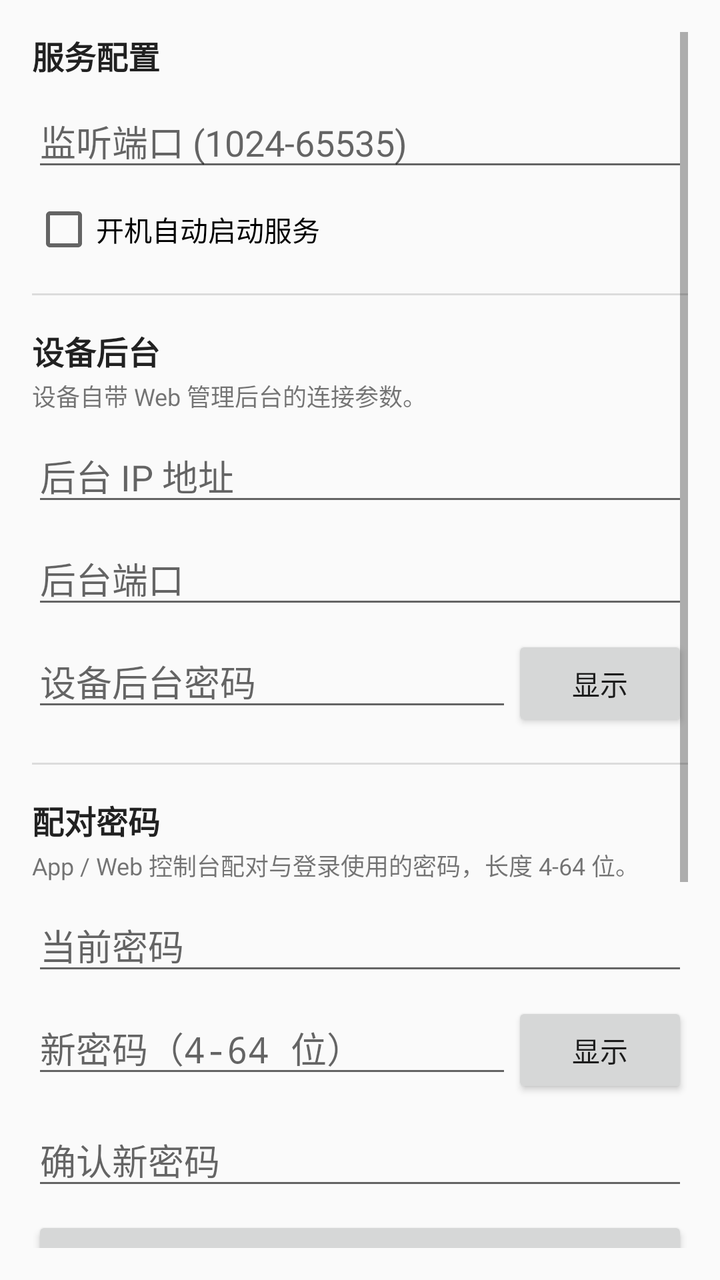
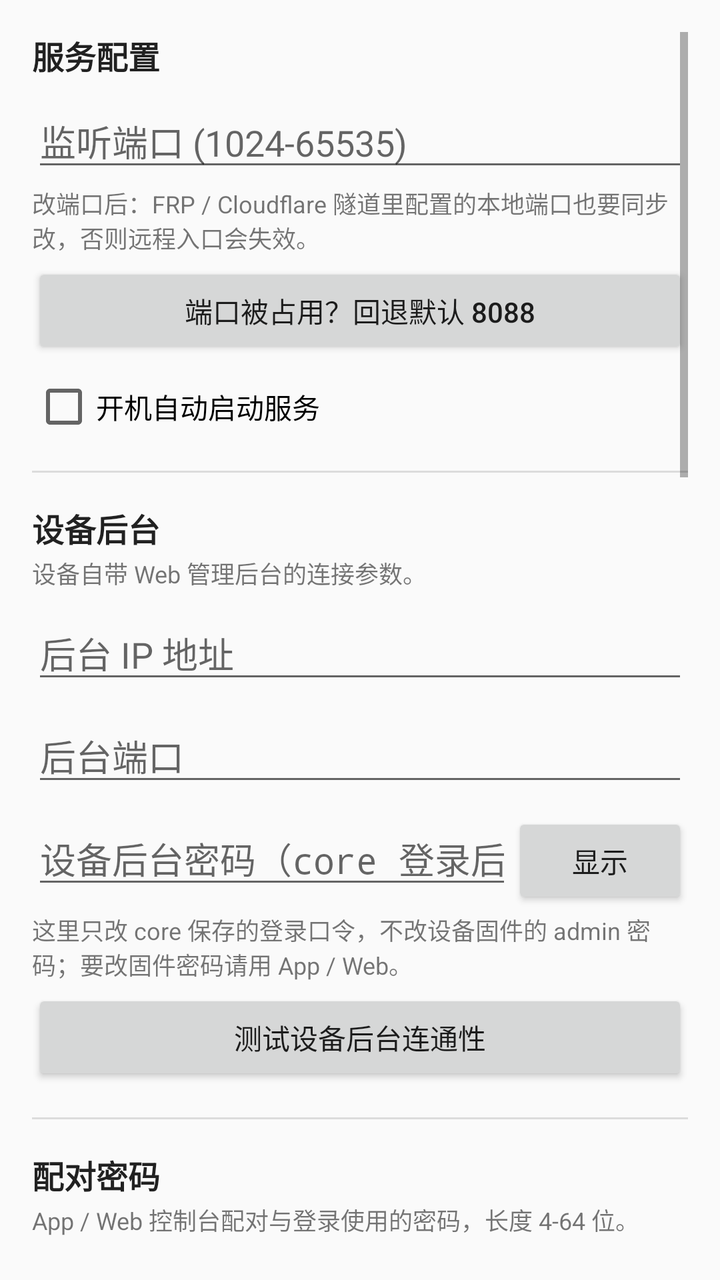

An Android layout rendered at two revisions. The XML below is the earlier revision; the diff shows what the commit changed to produce the second picture.
<!-- AndroidManifest.xml: activity theme Theme.UFIAXISCore -->
<!-- res/layout/activity_settings.xml -->
<?xml version="1.0" encoding="utf-8"?>
<ScrollView xmlns:android="http://schemas.android.com/apk/res/android"
    android:layout_width="match_parent"
    android:layout_height="match_parent"
    android:background="?android:attr/colorBackground"
    android:padding="16dp">

    <LinearLayout
        android:layout_width="match_parent"
        android:layout_height="wrap_content"
        android:orientation="vertical">

        
        <TextView
            android:layout_width="wrap_content"
            android:layout_height="wrap_content"
            android:text="服务配置"
            android:textSize="16sp"
            android:textStyle="bold"
            android:textColor="?android:attr/textColorPrimary" />

        <EditText
            android:id="@+id/etPort"
            android:layout_width="match_parent"
            android:layout_height="wrap_content"
            android:layout_marginTop="8dp"
            android:hint="监听端口 (1024-65535)"
            android:singleLine="true"
            android:inputType="number" />

        <CheckBox
            android:id="@+id/cbAutoStart"
            android:layout_width="wrap_content"
            android:layout_height="wrap_content"
            android:layout_marginTop="8dp"
            android:text="开机自动启动服务" />

        <View
            android:layout_width="match_parent"
            android:layout_height="1dp"
            android:layout_marginTop="16dp"
            android:background="?android:attr/dividerVertical" />

        
        <TextView
            android:layout_width="wrap_content"
            android:layout_height="wrap_content"
            android:layout_marginTop="16dp"
            android:text="设备后台"
            android:textSize="16sp"
            android:textStyle="bold"
            android:textColor="?android:attr/textColorPrimary" />

        <TextView
            android:layout_width="match_parent"
            android:layout_height="wrap_content"
            android:layout_marginTop="2dp"
            android:text="设备自带 Web 管理后台的连接参数。"
            android:textSize="12sp"
            android:textColor="?android:attr/textColorTertiary" />

        <EditText
            android:id="@+id/etGoformIp"
            android:layout_width="match_parent"
            android:layout_height="wrap_content"
            android:layout_marginTop="8dp"
            android:hint="后台 IP 地址"
            android:singleLine="true"
            android:inputType="text" />

        <EditText
            android:id="@+id/etGoformPort"
            android:layout_width="match_parent"
            android:layout_height="wrap_content"
            android:layout_marginTop="8dp"
            android:hint="后台端口"
            android:singleLine="true"
            android:inputType="number" />

        <LinearLayout
            android:layout_width="match_parent"
            android:layout_height="wrap_content"
            android:layout_marginTop="8dp"
            android:orientation="horizontal">

            <EditText
                android:id="@+id/etGoformPassword"
                android:layout_width="0dp"
                android:layout_height="wrap_content"
                android:layout_weight="1"
                android:hint="设备后台密码"
                android:singleLine="true"
                android:inputType="textPassword" />

            <Button
                android:id="@+id/btnToggleGoformPwd"
                android:layout_width="wrap_content"
                android:layout_height="wrap_content"
                android:text="显示" />
        </LinearLayout>

        <View
            android:layout_width="match_parent"
            android:layout_height="1dp"
            android:layout_marginTop="16dp"
            android:background="?android:attr/dividerVertical" />

        
        <TextView
            android:layout_width="wrap_content"
            android:layout_height="wrap_content"
            android:layout_marginTop="16dp"
            android:text="配对密码"
            android:textSize="16sp"
            android:textStyle="bold"
            android:textColor="?android:attr/textColorPrimary" />

        <TextView
            android:layout_width="match_parent"
            android:layout_height="wrap_content"
            android:layout_marginTop="2dp"
            android:text="App / Web 控制台配对与登录使用的密码，长度 4-64 位。"
            android:textSize="12sp"
            android:textColor="?android:attr/textColorTertiary" />

        <EditText
            android:id="@+id/etCoreOldPwd"
            android:layout_width="match_parent"
            android:layout_height="wrap_content"
            android:layout_marginTop="8dp"
            android:hint="当前密码"
            android:singleLine="true"
            android:inputType="textPassword" />

        <LinearLayout
            android:layout_width="match_parent"
            android:layout_height="wrap_content"
            android:layout_marginTop="8dp"
            android:orientation="horizontal">

            <EditText
                android:id="@+id/etCoreNewPwd"
                android:layout_width="0dp"
                android:layout_height="wrap_content"
                android:layout_weight="1"
                android:hint="新密码（4-64 位）"
                android:singleLine="true"
                android:inputType="textPassword" />

            <Button
                android:id="@+id/btnToggleCorePwd"
                android:layout_width="wrap_content"
                android:layout_height="wrap_content"
                android:text="显示" />
        </LinearLayout>

        <EditText
            android:id="@+id/etCoreNewPwd2"
            android:layout_width="match_parent"
            android:layout_height="wrap_content"
            android:layout_marginTop="8dp"
            android:hint="确认新密码"
            android:singleLine="true"
            android:inputType="textPassword" />

        <Button
            android:id="@+id/btnChangeCorePwd"
            android:layout_width="match_parent"
            android:layout_height="wrap_content"
            android:layout_marginTop="8dp"
            android:text="修改密码" />

        <TextView
            android:id="@+id/tvCorePwdStatus"
            android:layout_width="match_parent"
            android:layout_height="wrap_content"
            android:layout_marginTop="4dp"
            android:text=""
            android:textSize="13sp"
            android:visibility="gone" />

        <View
            android:layout_width="match_parent"
            android:layout_height="1dp"
            android:layout_marginTop="16dp"
            android:background="?android:attr/dividerVertical" />

        
        <TextView
            android:layout_width="wrap_content"
            android:layout_height="wrap_content"
            android:layout_marginTop="16dp"
            android:text="配对配置"
            android:textSize="16sp"
            android:textStyle="bold"
            android:textColor="?android:attr/textColorPrimary" />

        <CheckBox
            android:id="@+id/cbPairingEnabled"
            android:layout_width="wrap_content"
            android:layout_height="wrap_content"
            android:layout_marginTop="8dp"
            android:text="启用配对数量限制" />

        <LinearLayout
            android:layout_width="match_parent"
            android:layout_height="wrap_content"
            android:layout_marginTop="8dp"
            android:orientation="horizontal"
            android:gravity="center_vertical">

            <TextView
                android:layout_width="wrap_content"
                android:layout_height="wrap_content"
                android:text="最大配对设备数"
                android:textSize="14sp"
                android:textColor="?android:attr/textColorPrimary" />

            <EditText
                android:id="@+id/etPairingMaxDevices"
                android:layout_width="100dp"
                android:layout_height="wrap_content"
                android:layout_marginStart="12dp"
                android:hint="0=无限制"
                android:singleLine="true"
                android:inputType="number"
                android:textSize="14sp" />

            <TextView
                android:layout_width="wrap_content"
                android:layout_height="wrap_content"
                android:layout_marginStart="8dp"
                android:text="(0=无限制)"
                android:textSize="12sp"
                android:textColor="?android:attr/textColorTertiary" />
        </LinearLayout>

        <TextView
            android:id="@+id/tvPairingCurrent"
            android:layout_width="wrap_content"
            android:layout_height="wrap_content"
            android:layout_marginTop="4dp"
            android:text=""
            android:textSize="12sp"
            android:textColor="?android:attr/textColorTertiary" />

        <View
            android:layout_width="match_parent"
            android:layout_height="1dp"
            android:layout_marginTop="16dp"
            android:background="?android:attr/dividerVertical" />

        
        <LinearLayout
            android:layout_width="match_parent"
            android:layout_height="wrap_content"
            android:layout_marginTop="16dp"
            android:orientation="horizontal">

            <Button
                android:id="@+id/btnSave"
                android:layout_width="0dp"
                android:layout_height="wrap_content"
                android:layout_weight="1"
                android:layout_marginEnd="4dp"
                android:text="保存" />

            <Button
                android:id="@+id/btnReset"
                android:layout_width="0dp"
                android:layout_height="wrap_content"
                android:layout_weight="1"
                android:layout_marginStart="4dp"
                android:text="恢复默认" />
        </LinearLayout>

        
        <TextView
            android:id="@+id/tvSaved"
            android:layout_width="wrap_content"
            android:layout_height="wrap_content"
            android:layout_marginTop="12dp"
            android:text="已保存。修改认证或端口配置后需重启服务生效。"
            android:textSize="13sp"
            android:textColor="#1565C0"
            android:visibility="gone" />

        <View
            android:layout_width="match_parent"
            android:layout_height="16dp" />

    </LinearLayout>
</ScrollView>
<!-- resources referenced by this layout -->
<resources>
  <style name="Theme.UFIAXISCore" parent="android:Theme.Material.Light.NoActionBar" />
</resources>

<!-- the commit's change to res/layout/activity_settings.xml (unified diff, before → after) -->
@@ -28,6 +28,32 @@
             android:singleLine="true"
             android:inputType="number" />
 
+        
+        <TextView
+            android:layout_width="match_parent"
+            android:layout_height="wrap_content"
+            android:layout_marginTop="2dp"
+            android:text="改端口后：FRP / Cloudflare 隧道里配置的本地端口也要同步改，否则远程入口会失效。"
+            android:textSize="12sp"
+            android:textColor="?android:attr/textColorTertiary" />
+
+        <Button
+            android:id="@+id/btnPortFallback"
+            android:layout_width="match_parent"
+            android:layout_height="wrap_content"
+            android:layout_marginTop="4dp"
+            android:text="端口被占用？回退默认 8088" />
+
+        <TextView
+            android:id="@+id/tvPortHint"
+            android:layout_width="match_parent"
+            android:layout_height="wrap_content"
+            android:layout_marginTop="2dp"
+            android:text=""
+            android:textSize="12sp"
+            android:textColor="?android:attr/textColorTertiary"
+            android:visibility="gone" />
+
         <CheckBox
             android:id="@+id/cbAutoStart"
             android:layout_width="wrap_content"
@@ -88,7 +114,7 @@
                 android:layout_width="0dp"
                 android:layout_height="wrap_content"
                 android:layout_weight="1"
-                android:hint="设备后台密码"
+                android:hint="设备后台密码（core 登录后台用）"
                 android:singleLine="true"
                 android:inputType="textPassword" />
 
@@ -98,6 +124,32 @@
                 android:layout_height="wrap_content"
                 android:text="显示" />
         </LinearLayout>
+
+        
+        <TextView
+            android:layout_width="match_parent"
+            android:layout_height="wrap_content"
+            android:layout_marginTop="2dp"
+            android:text="这里只改 core 保存的登录口令，不改设备固件的 admin 密码；要改固件密码请用 App / Web。"
+            android:textSize="12sp"
+            android:textColor="?android:attr/textColorTertiary" />
+
+        
+        <Button
+            android:id="@+id/btnTestGoform"
+            android:layout_width="match_parent"
+            android:layout_height="wrap_content"
+            android:layout_marginTop="4dp"
+            android:text="测试设备后台连通性" />
+
+        <TextView
+            android:id="@+id/tvGoformTest"
+            android:layout_width="match_parent"
+            android:layout_height="wrap_content"
+            android:text=""
+            android:textSize="12sp"
+            android:textColor="?android:attr/textColorTertiary"
+            android:visibility="gone" />
 
         <View
             android:layout_width="match_parent"
@@ -169,6 +221,14 @@
             android:layout_height="wrap_content"
             android:layout_marginTop="8dp"
             android:text="修改密码" />
+
+        
+        <CheckBox
+            android:id="@+id/cbRevokeOnPwdChange"
+            android:layout_width="wrap_content"
+            android:layout_height="wrap_content"
+            android:layout_marginTop="4dp"
+            android:text="改密后同时踢出所有已配对设备" />
 
         <TextView
             android:id="@+id/tvCorePwdStatus"
@@ -251,6 +311,126 @@
             android:background="?android:attr/dividerVertical" />
 
         
+        <TextView
+            android:layout_width="wrap_content"
+            android:layout_height="wrap_content"
+            android:layout_marginTop="16dp"
+            android:text="安全与恢复"
+            android:textSize="16sp"
+            android:textStyle="bold"
+            android:textColor="?android:attr/textColorPrimary" />
+
+        <TextView
+            android:layout_width="match_parent"
+            android:layout_height="wrap_content"
+            android:layout_marginTop="2dp"
+            android:text="仅本机可用。用于远程把设备改到连不上时自救，操作会写入事件中心。"
+            android:textSize="12sp"
+            android:textColor="?android:attr/textColorTertiary" />
+
+        <CheckBox
+            android:id="@+id/cbApprovalRequired"
+            android:layout_width="wrap_content"
+            android:layout_height="wrap_content"
+            android:layout_marginTop="8dp"
+            android:text="新设备需在 App 上批准" />
+
+        <TextView
+            android:layout_width="match_parent"
+            android:layout_height="wrap_content"
+            android:text="关掉后：新设备凭配对密码即可配对；已配对设备不受影响。"
+            android:textSize="12sp"
+            android:textColor="?android:attr/textColorTertiary" />
+
+        <Button
+            android:id="@+id/btnResetPassword"
+            android:layout_width="match_parent"
+            android:layout_height="wrap_content"
+            android:layout_marginTop="12dp"
+            android:text="重置配对密码（无需旧密码）" />
+
+        <TextView
+            android:layout_width="match_parent"
+            android:layout_height="wrap_content"
+            android:text="忘记密码时用。已配对设备不会被踢下线（需要踢出请用「解除全部配对」）。"
+            android:textSize="12sp"
+            android:textColor="?android:attr/textColorTertiary" />
+
+        <Button
+            android:id="@+id/btnUnpairAll"
+            android:layout_width="match_parent"
+            android:layout_height="wrap_content"
+            android:layout_marginTop="12dp"
+            android:text="解除全部配对" />
+
+        <TextView
+            android:layout_width="match_parent"
+            android:layout_height="wrap_content"
+            android:text="所有 App / Web 需要重新配对；不会清空黑名单，也不会改密码。"
+            android:textSize="12sp"
+            android:textColor="?android:attr/textColorTertiary" />
+
+        <Button
+            android:id="@+id/btnClearBlacklist"
+            android:layout_width="match_parent"
+            android:layout_height="wrap_content"
+            android:layout_marginTop="12dp"
+            android:text="清空配对黑名单" />
+
+        <TextView
+            android:id="@+id/tvBlacklistCount"
+            android:layout_width="match_parent"
+            android:layout_height="wrap_content"
+            android:text="当前黑名单：0 条"
+            android:textSize="12sp"
+            android:textColor="?android:attr/textColorTertiary" />
+
+        <Button
+            android:id="@+id/btnRollbackWeb"
+            android:layout_width="match_parent"
+            android:layout_height="wrap_content"
+            android:layout_marginTop="12dp"
+            android:text="回滚 Web 前端到内置版本" />
+
+        <TextView
+            android:id="@+id/tvWebOverrideState"
+            android:layout_width="match_parent"
+            android:layout_height="wrap_content"
+            android:text="Web 前端：未覆盖（使用内置版本）"
+            android:textSize="12sp"
+            android:textColor="?android:attr/textColorTertiary" />
+
+        <Button
+            android:id="@+id/btnFactoryReset"
+            android:layout_width="match_parent"
+            android:layout_height="wrap_content"
+            android:layout_marginTop="12dp"
+            android:text="恢复出厂（放弃所有权）"
+            android:textColor="#C62828" />
+
+        <TextView
+            android:layout_width="match_parent"
+            android:layout_height="wrap_content"
+            android:text="清除：配对密码、全部配对设备、配对黑名单、设备身份与所有配置。不可恢复。"
+            android:textSize="12sp"
+            android:textColor="?android:attr/textColorTertiary" />
+
+        <TextView
+            android:id="@+id/tvDiagnostics"
+            android:layout_width="match_parent"
+            android:layout_height="wrap_content"
+            android:layout_marginTop="12dp"
+            android:text=""
+            android:textSize="12sp"
+            android:textColor="?android:attr/textColorTertiary" />
+
+        <View
+            android:layout_width="match_parent"
+            android:layout_height="1dp"
+            android:layout_marginTop="16dp"
+            android:background="?android:attr/dividerVertical" />
+
+        
         <LinearLayout
             android:layout_width="match_parent"
             android:layout_height="wrap_content"
